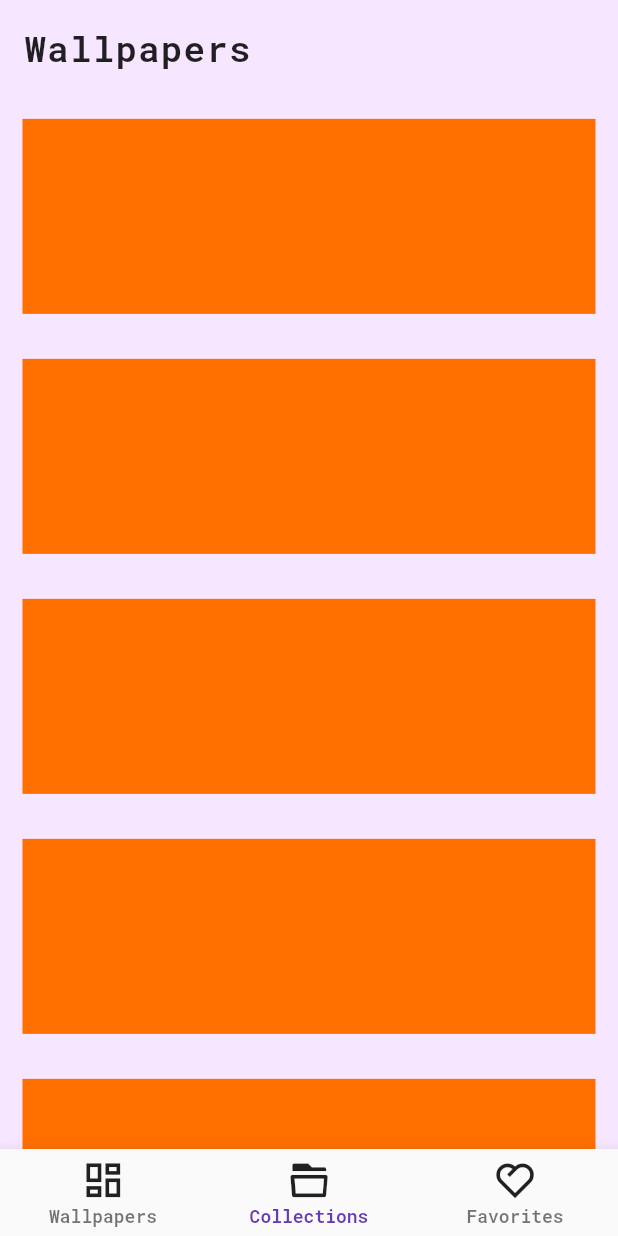
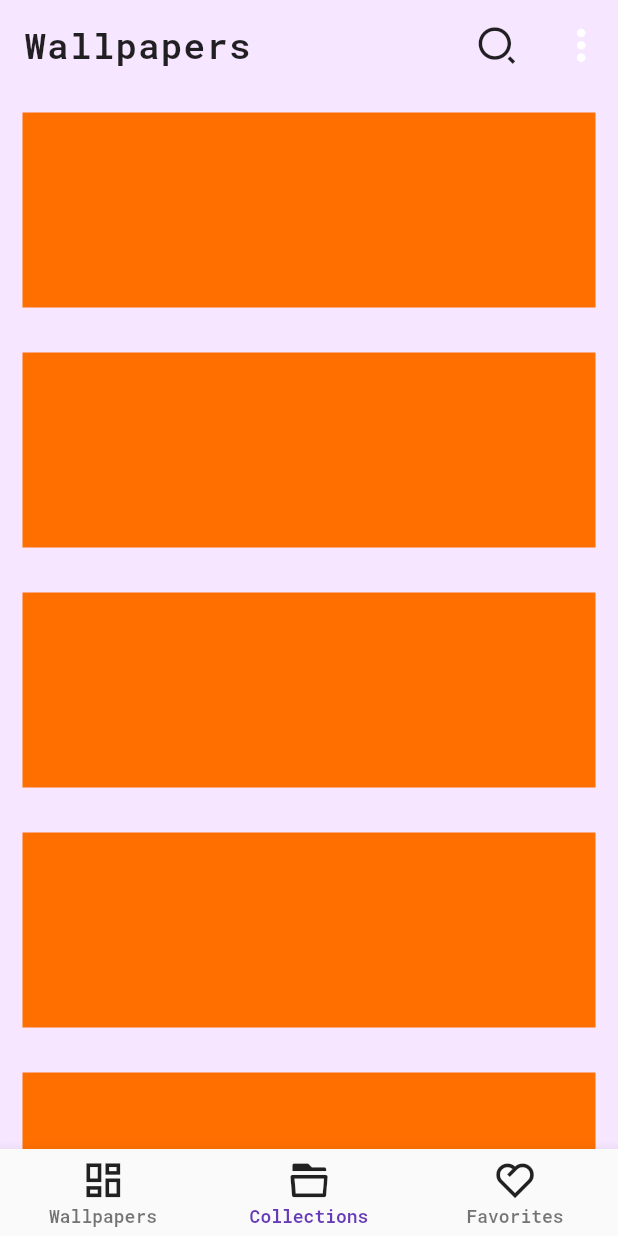
Before and after one commit to ShreeyansB/wallboard, a Flutter app: the screen it shows after launch, item 2 of the bottom bar chosen, on a phone screen of 412 x 824 dp. Run offline on Flutter 3.47's test engine with Material 2 defaults, Android fonts, the light colour scheme and no system bars; our stand-ins replace cached_network_image, flutter_cache_manager, get, get_storage, google_fonts, palette_generator; missing offline and left inert: flutter_isolate; network calls fail; statements that could not run were skipped.

Commit message:
Implemented search filtering

```diff
--- a/lib/controllers/navigation_controller.dart
+++ b/lib/controllers/navigation_controller.dart
@@ -6,6 +6,7 @@ import 'package:wall/screens/wallscreen/wall_screen.dart';
 
 class NavController extends GetxController {
   var navIndex = 0.obs;
+  var pageNames = ["Wallpapers", "Collections", "Favorites"];
 
   List screens = [
     WallScreen(
--- /dev/null
+++ b/lib/controllers/search_controller.dart
@@ -0,0 +1,6 @@
+import 'package:get/get.dart';
+
+class SearchController extends GetxController {
+
+  RxString string = RxString("");
+}
--- a/lib/main.dart
+++ b/lib/main.dart
@@ -5,6 +5,7 @@ import 'package:get_storage/get_storage.dart';
 import 'package:wall/controllers/database_controller.dart';
 import 'package:wall/controllers/navigation_controller.dart';
 import 'package:wall/controllers/palette_controller.dart';
+import 'package:wall/controllers/search_controller.dart';
 import 'package:wall/controllers/slide_controller.dart';
 import 'package:wall/dev_settings.dart';
 import 'package:wall/screens/basescreen/base_screen.dart';
@@ -27,6 +28,7 @@ class MyApp extends StatelessWidget {
     Get.put(NavController());
     Get.put(SlideController());
     Get.put(PaletteController());
+    Get.put(SearchController());
 
     return GetMaterialApp(
       title: 'Flutter Demo',
@@ -82,7 +84,10 @@ class MyApp extends StatelessWidget {
           scrollbarTheme: ThemeData.dark().scrollbarTheme.copyWith(
                 thumbColor: MaterialStateProperty.all(Colors.white12),
                 trackColor: MaterialStateProperty.all(Colors.white54),
-              )),
+              ),
+          popupMenuTheme: ThemeData.dark().popupMenuTheme.copyWith(
+            color: kBgColorDarkLighter
+          )),
       customTransition: MyScaleTransition(),
       transitionDuration: Duration(milliseconds: 300),
       home: HomePage(),
--- a/lib/screens/basescreen/base_screen.dart
+++ b/lib/screens/basescreen/base_screen.dart
@@ -2,6 +2,7 @@ import 'dart:ui';
 import 'package:flutter/material.dart';
 import 'package:get/get.dart';
 import 'package:wall/controllers/navigation_controller.dart';
+import 'package:wall/controllers/search_controller.dart';
 import 'package:wall/dev_settings.dart';
 import 'package:wall/screens/basescreen/widgets/bottom_nav_bar.dart';
 import 'package:wall/screens/basescreen/widgets/conditional_parent.dart';
@@ -43,19 +44,7 @@ class _HomePageState extends State<HomePage> {
         },
         child: Scaffold(
           backgroundColor: Colors.transparent,
-          appBar: AppBar(
-            toolbarHeight: kToolbarHeight + SizeConfig.safeBlockVertical * 1,
-            textTheme: Theme.of(context).textTheme,
-            backgroundColor: Colors.transparent,
-            elevation: 0,
-            title: Text(
-              "Wallpapers",
-              style: TextStyle(
-                  fontWeight: FontWeight.w600,
-                  letterSpacing: 0.8,
-                  fontSize: SizeConfig.safeBlockHorizontal * 5.8),
-            ),
-          ),
+          appBar: MySearchAppBar(),
           body: PageStorage(
             bucket: bucket,
             child: Obx(
@@ -77,3 +66,122 @@ class _HomePageState extends State<HomePage> {
     );
   }
 }
+
+class MySearchAppBar extends StatefulWidget implements PreferredSizeWidget {
+  final double height = 60.0;
+
+  const MySearchAppBar({Key? key}) : super(key: key);
+  @override
+  _MySearchAppBarState createState() => _MySearchAppBarState();
+
+  @override
+  Size get preferredSize => Size.fromHeight(height);
+}
+
+class _MySearchAppBarState extends State<MySearchAppBar>
+    with SingleTickerProviderStateMixin {
+  TextEditingController textCtrlr = TextEditingController();
+  var navController = Get.find<NavController>();
+  var searchController = Get.find<SearchController>();
+
+  RxBool showSearch = RxBool(false);
+
+  Widget titleWidget = Text(
+    "Wallpapers",
+    style: TextStyle(
+        fontWeight: FontWeight.w600,
+        letterSpacing: 0.8,
+        fontSize: SizeConfig.safeBlockHorizontal * 5.8),
+  );
+
+  @override
+  void initState() {
+    super.initState();
+    textCtrlr.addListener(() {
+      searchController.string.value = textCtrlr.text;
+    });
+  }
+
+  @override
+  void dispose() {
+    textCtrlr.dispose();
+    super.dispose();
+  }
+
+  @override
+  Widget build(BuildContext context) {
+    Widget searchIcon = Text(
+      kSearchIcon,
+      style: TextStyle(
+        fontFamily: "RemixIcons",
+        color: context.theme.textTheme.headline6!.color,
+        fontSize: SizeConfig.safeBlockHorizontal * 7,
+      ),
+    );
+
+    Widget closeIcon = Icon(
+      Icons.close,
+      color: context.theme.textTheme.headline6!.color,
+      size: SizeConfig.safeBlockHorizontal * 7,
+    );
+
+    return AppBar(
+      toolbarHeight: kToolbarHeight + SizeConfig.safeBlockVertical * 1,
+      textTheme: Theme.of(context).textTheme,
+      backgroundColor: Colors.transparent,
+      elevation: 0,
+      title: Obx(() {
+        if (showSearch.value) {
+          return Obx(() => TextField(
+                controller: textCtrlr,
+                maxLines: 1,
+                autofocus: true,
+                decoration: InputDecoration(
+                  hintText:
+                      "Search ${navController.pageNames[navController.navIndex.value]}",
+                  border: InputBorder.none,
+                ),
+                style: context.textTheme.headline6,
+                cursorHeight: SizeConfig.safeBlockVertical * 3.5,
+                cursorWidth: SizeConfig.safeBlockHorizontal * 0.7,
+                cursorColor: context.theme.accentColor,
+              ));
+        } else {
+          return titleWidget;
+        }
+      }),
+      actions: [
+        TextButton(
+          onPressed: () {
+            showSearch.value = !showSearch.value;
+            textCtrlr.text = "";
+          },
+          style: ButtonStyle(
+            shape: MaterialStateProperty.all(RoundedRectangleBorder(
+                borderRadius: BorderRadius.circular(100))),
+          ),
+          child: Padding(
+            padding: EdgeInsets.all(SizeConfig.safeBlockHorizontal * 1),
+            child: Obx(() {
+              if (showSearch.value) {
+                return closeIcon;
+              } else {
+                return searchIcon;
+              }
+            }),
+          ),
+        ),
+        PopupMenuButton(
+          iconSize: SizeConfig.safeBlockHorizontal*8,
+          color: context.theme.textTheme.headline6!.color,
+          itemBuilder: (context) {
+            return [
+              PopupMenuItem(child: Text("Settings")),
+              PopupMenuItem(child: Text("About")),
+            ];
+          },
+        ),
+      ],
+    );
+  }
+}
```
Also changed, not shown: lib/dev_settings.dart (+7 -6 lines), lib/screens/wallscreen/widgets/wallpaper_grid.dart (+30 -4 lines).
